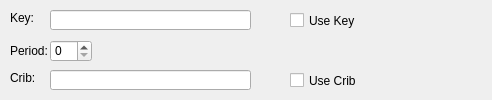
The window that Code Breaking/CodeBreakerGUI/Bifid.ui (jamesh1999/Misc-Programming) describes before a commit, drawn with Qt 5.
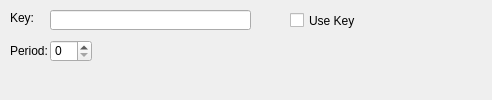
The same window after the commit.

The edit to the form file:
```diff
--- a/Code Breaking/CodeBreakerGUI/Bifid.ui
+++ b/Code Breaking/CodeBreakerGUI/Bifid.ui
@@ -44,29 +44,6 @@
     <string>Use Key</string>
    </property>
   </widget>
-  <widget class="QLineEdit" name="crib">
-   <property name="geometry">
-    <rect>
-     <x>50</x>
-     <y>70</y>
-     <width>201</width>
-     <height>20</height>
-    </rect>
-   </property>
-  </widget>
-  <widget class="QCheckBox" name="use_crib">
-   <property name="geometry">
-    <rect>
-     <x>290</x>
-     <y>70</y>
-     <width>70</width>
-     <height>21</height>
-    </rect>
-   </property>
-   <property name="text">
-    <string>Use Crib</string>
-   </property>
-  </widget>
   <widget class="QLineEdit" name="key">
    <property name="geometry">
     <rect>
@@ -90,19 +67,6 @@
     <string>Key:</string>
    </property>
   </widget>
-  <widget class="QLabel" name="label_6">
-   <property name="geometry">
-    <rect>
-     <x>10</x>
-     <y>70</y>
-     <width>47</width>
-     <height>16</height>
-    </rect>
-   </property>
-   <property name="text">
-    <string>Crib:</string>
-   </property>
-  </widget>
   <widget class="QLabel" name="label_7">
    <property name="geometry">
     <rect>
```
